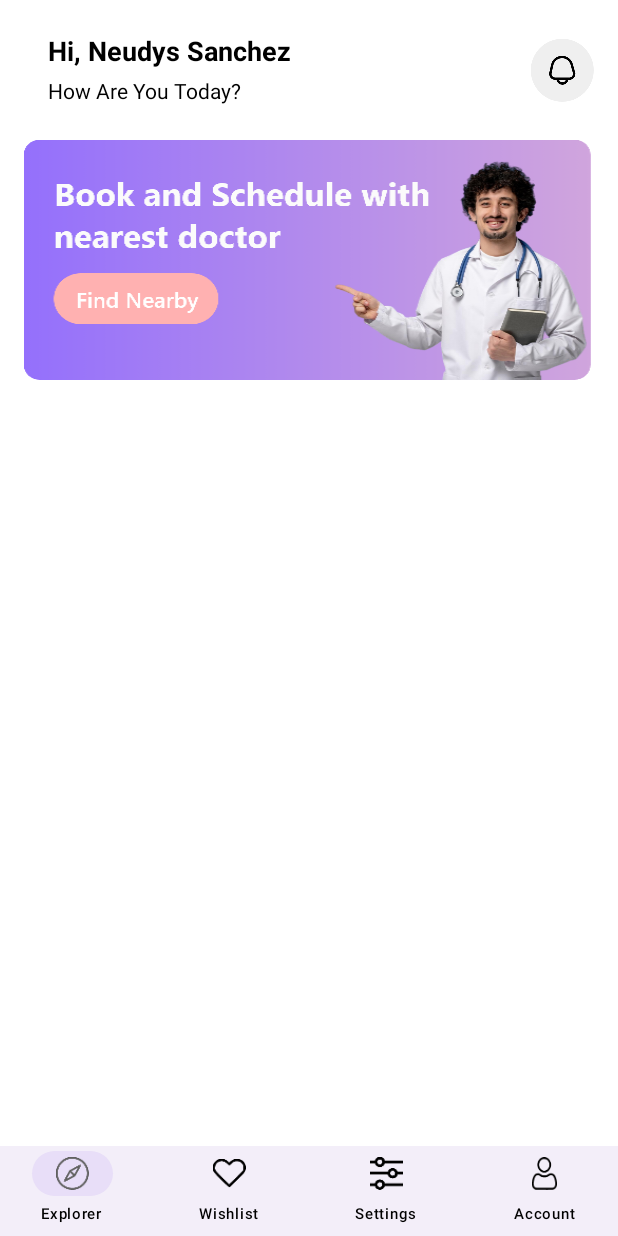
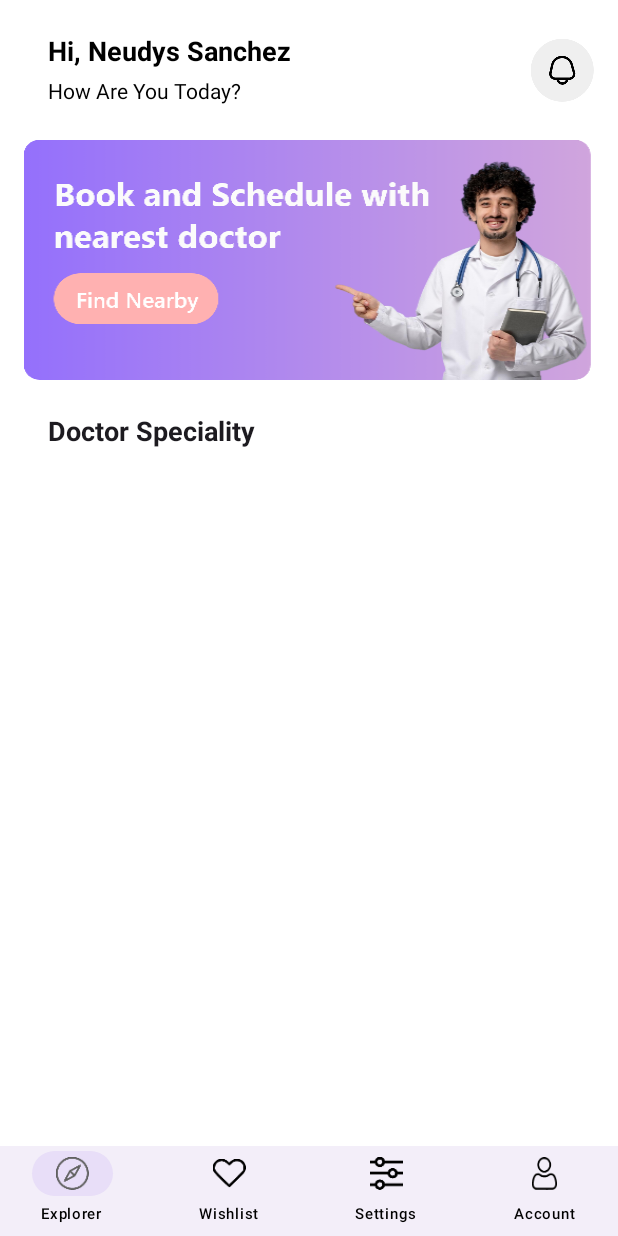
Before and after one commit to Bignarem/DoctorAppointment, an Android app built with Jetpack Compose: the @Preview function MainScreenPreview, on a phone screen of 412 x 824 dp. Run offline under Robolectric (Android 15) with nearby library versions, the phone set to English and light mode, and no system bars.

Commit message:
feat: Add Section Header
This change includes:
- Adding a section header
- Implement the section header onto the main screen

```diff
--- a/app/src/main/java/net/nesweb/doctorappointment/feature/home/MainScreen.kt
+++ b/app/src/main/java/net/nesweb/doctorappointment/feature/home/MainScreen.kt
@@ -26,6 +26,7 @@ fun MainScreen() {
         LazyColumn(contentPadding = inner) {
             item { HomeHeader() }
             item { Banner() }
+            item { SectionHeader(title = "Doctor Speciality", onSeeAll = null) }
         }
     }
 }
--- /dev/null
+++ b/app/src/main/java/net/nesweb/doctorappointment/feature/home/SectionHeader.kt
@@ -0,0 +1,45 @@
+package net.nesweb.doctorappointment.feature.home
+
+import androidx.compose.foundation.layout.Row
+import androidx.compose.foundation.layout.fillMaxWidth
+import androidx.compose.foundation.layout.padding
+import androidx.compose.material3.Text
+import androidx.compose.material3.TextButton
+import androidx.compose.runtime.Composable
+import androidx.compose.ui.Alignment
+import androidx.compose.ui.Modifier
+import androidx.compose.ui.res.colorResource
+import androidx.compose.ui.text.font.FontWeight
+import androidx.compose.ui.unit.dp
+import androidx.compose.ui.unit.sp
+import net.nesweb.doctorappointment.R
+
+@Composable
+fun SectionHeader(
+    title: String,
+    onSeeAll: (() -> Unit)?
+) {
+    Row(
+        modifier = Modifier
+            .fillMaxWidth()
+            .padding(start = 16.dp, top = 24.dp, end = 16.dp),
+        verticalAlignment = Alignment.CenterVertically
+    ) {
+        Text(
+            text = title,
+            fontSize = 18.sp,
+            fontWeight = FontWeight.Bold,
+            modifier = Modifier
+                .weight(1f)
+                .padding(start = 16.dp)
+        )
+        if (onSeeAll != null){
+            TextButton(onClick = onSeeAll) {
+                Text(
+                    text = "See all",
+                    color = colorResource(R.color.darkPurple)
+                )
+            }
+        }
+    }
+}
```
